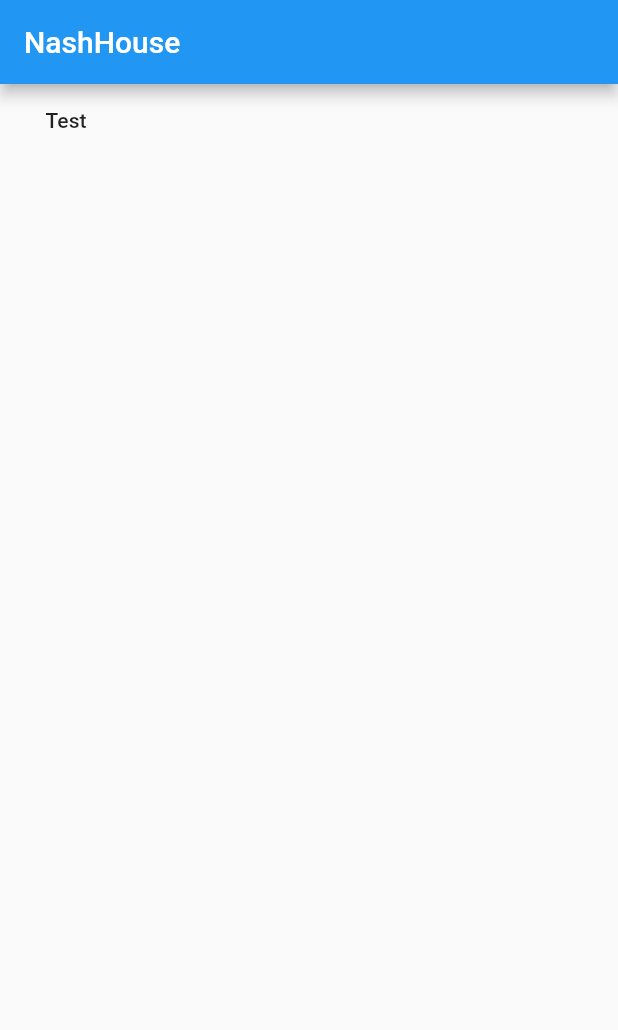
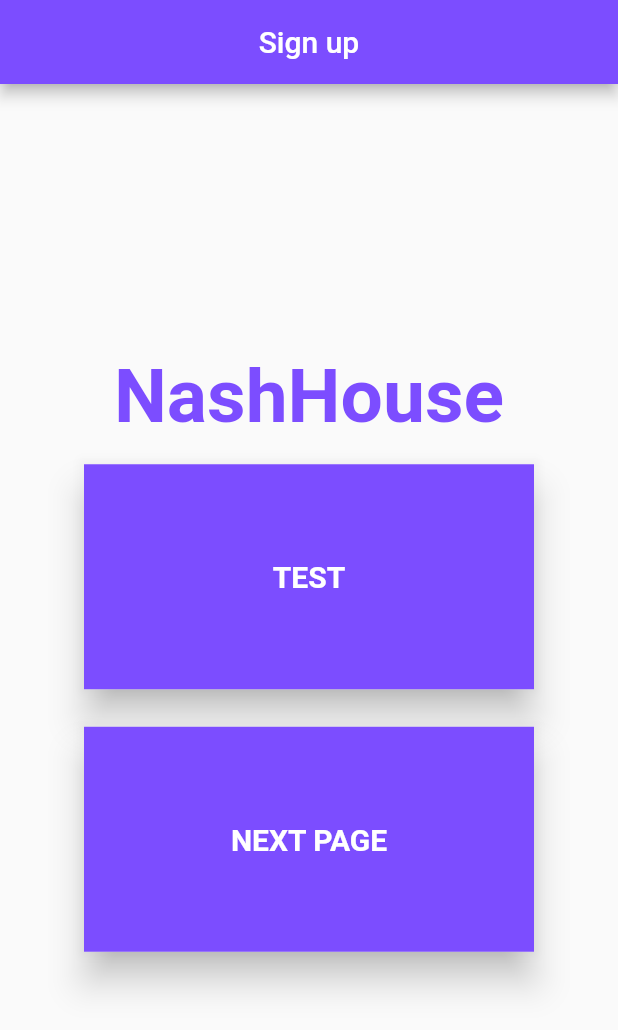
Before and after one commit to AlexanderTheGreatSK/itu_app, a Flutter app: the screen it shows after launch, on a phone screen of 412 x 824 dp. Shown: the top 1030 px of the screen. Run offline on Flutter 3.47's test engine with Material 2 defaults, Android fonts, the phone set to English and light mode, and no system bars; our stand-ins replace cloud_firestore, firebase_auth, firebase_core, hive, hive_flutter; accounts and stored records are empty.

Commit message:
added sign up page, WIP

```diff
--- /dev/null
+++ b/lib/Pages/SignUpPage.dart
@@ -0,0 +1,109 @@
+import 'package:flutter/material.dart';
+
+import '../Database/DatabaseHandler.dart';
+import '../main.dart';
+
+class MyLoginPage extends StatefulWidget {
+  const MyLoginPage({super.key});
+
+  @override
+  State<MyLoginPage> createState() => _MyLoginPageState();
+}
+
+class _MyLoginPageState extends State<MyLoginPage> {
+  DatabaseHandler databaseHandler = DatabaseHandler();
+
+  Future<void> getData() async {
+    databaseHandler.getUsers().then((value) {
+      print(value);
+    });
+  }
+
+  void nextPage() {
+    Navigator.push(
+      context,
+      MaterialPageRoute(builder: (context) => const MyHomePage()),
+    );
+  }
+
+  @override
+  Widget build(BuildContext context) {
+    return Scaffold(
+      appBar: AppBar(
+        title: const Text("Sign up"),
+        backgroundColor: Colors.deepPurpleAccent,
+        centerTitle: true,
+      ),
+      body: Column(
+        mainAxisAlignment: MainAxisAlignment.center,
+        children: [
+          const Row(
+            mainAxisAlignment: MainAxisAlignment.center,
+            children: [
+              Padding(
+                padding: EdgeInsets.all(15.0),
+                child: Text("NashHouse", style: TextStyle(fontWeight: FontWeight.bold, fontSize: 50, color: Colors.deepPurpleAccent)),
+              )
+            ],
+          ),
+          Row(
+            mainAxisAlignment: MainAxisAlignment.center,
+            children: [
+              Padding(
+                padding: const EdgeInsets.only(bottom: 25.0),
+                child: Material(
+                  elevation: 10.0,
+                  child: InkWell(
+                    onTap: getData,
+                    child: Container(
+                      height: 150,
+                      width: 300,
+                      color: Colors.deepPurpleAccent,
+                      child: const Padding(
+                        padding: EdgeInsets.all(40),
+                        child: Center(
+                          child: Text(
+                            "TEST",
+                            style: TextStyle(fontSize: 20.0, fontWeight: FontWeight.bold, color: Colors.white),
+                          ),
+                        ),
+                      ),
+                    ),
+                  ),
+                ),
+              ),
+            ],
+          ),
+          Row(
+            mainAxisAlignment: MainAxisAlignment.center,
+            children: [
+              Padding(
+                padding: const EdgeInsets.only(bottom: 25.0),
+                child: Material(
+                  elevation: 10.0,
+                  child: InkWell(
+                    onTap: nextPage,
+                    child: Container(
+                      height: 150,
+                      width: 300,
+                      color: Colors.deepPurpleAccent,
+                      child: const Padding(
+                        padding: EdgeInsets.all(40),
+                        child: Center(
+                          child: Text(
+                            "NEXT PAGE",
+                            style: TextStyle(fontSize: 20.0, fontWeight: FontWeight.bold, color: Colors.white),
+                          ),
+                        ),
+                      ),
+                    ),
+                  ),
+                ),
+              ),
+            ],
+          ),
+        ],
+      ),
+    );
+  }
+}
--- a/lib/main.dart
+++ b/lib/main.dart
@@ -1,16 +1,13 @@
 import 'dart:io';
 import 'package:flutter/material.dart';
-import 'package:itu_app/Database/DatabaseHandler.dart';
 import 'package:itu_app/Database/RoomType.dart';
 import 'package:itu_app/Pages/AddNewRoom.dart';
 import 'package:hive_flutter/hive_flutter.dart';
 import 'package:itu_app/Widgets/ItemWidget.dart';
 import 'package:path_provider/path_provider.dart';
 import 'package:firebase_core/firebase_core.dart';
-import 'package:firebase_auth/firebase_auth.dart';
-import 'package:cloud_firestore/cloud_firestore.dart';
-import 'package:http/http.dart' as http;
 
+import 'Pages/SignUpPage.dart';
 import 'firebase_options.dart';
 
 
@@ -62,7 +59,6 @@ class _MyHomePageState extends State<MyHomePage> {
     super.initState();
   }
 
-
   @override
   Widget build(BuildContext context) {
     return Scaffold(
@@ -111,37 +107,3 @@ class _MyHomePageState extends State<MyHomePage> {
   }
 
 }
-
-class MyLoginPage extends StatefulWidget {
-  const MyLoginPage({super.key});
-
-  @override
-  State<MyLoginPage> createState() => _MyLoginPageState();
-}
-
-class _MyLoginPageState extends State<MyLoginPage> {
-  DatabaseHandler databaseHandler = DatabaseHandler();
-
-  Future<void> getData() async {
-    databaseHandler.getUsers().then((value) {
-      print(value);
-    });
-  }
-
-  @override
-  Widget build(BuildContext context) {
-    return Scaffold(
-      appBar: AppBar(
-        title: const Text("NashHouse"),
-      ),
-      body: Column(
-        children: [
-          MaterialButton(
-            onPressed: getData,
-            child: const Text("Test"),
-          )
-        ],
-      ),
-    );
-  }
-}
```
